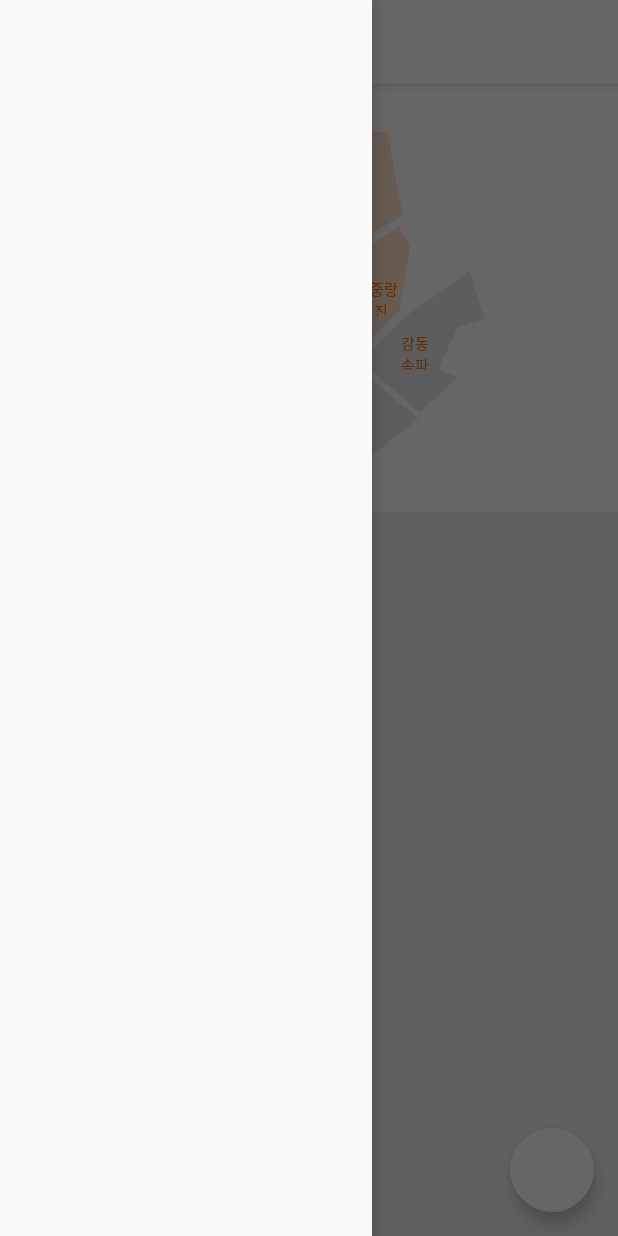
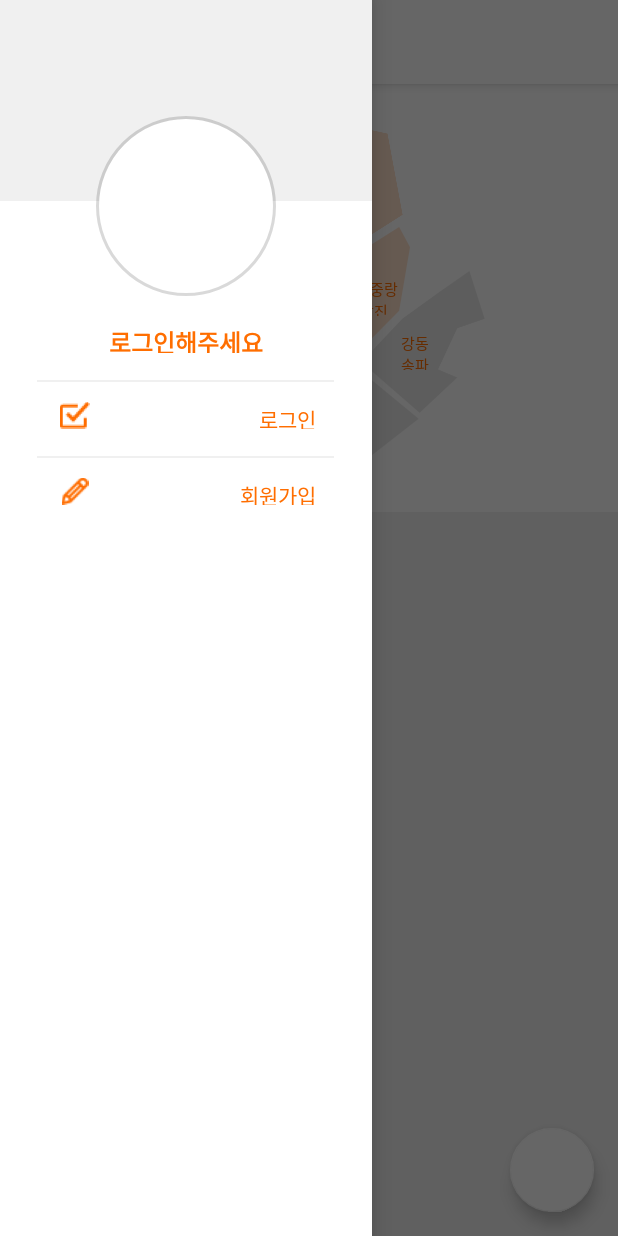
Before and after one commit to sosh9898/EveryFoody, an Android app: the MainActivity screen opened directly, with no data from a screen before it, with the side drawer open, on a phone screen of 412 x 824 dp. Run offline under Robolectric (Android 15) with nearby library versions, the phone set to English and light mode, and no system bars; our stand-ins replace CircleImageView.

Commit message:
modify layout_drawer

```diff
--- a/app/src/main/res/layout/activity_main.xml
+++ b/app/src/main/res/layout/activity_main.xml
@@ -13,14 +13,33 @@
         android:layout_width="match_parent"
         android:layout_height="match_parent" />
 
-    <android.support.design.widget.NavigationView
-        android:id="@+id/nav_view"
+    <FrameLayout xmlns:android="http://schemas.android.com/apk/res/android"
+        xmlns:tools="http://schemas.android.com/tools"
+        android:background="@color/colorPrimary"
+        android:layout_gravity="start"
         android:layout_width="248dp"
-        android:layout_height="match_parent"
-        android:layout_gravity="start"
-        android:fitsSystemWindows="true"
-        app:headerLayout="@layout/nav_header_main">
+        android:layout_height="match_parent">
 
-    </android.support.design.widget.NavigationView>
+        <View
+            android:id="@+id/dimmed_view"
+            android:layout_width="match_parent"
+            android:layout_height="134dp"
+            android:background="@color/colorPrimaryDark" />
+
+        <include
+            android:id="@+id/drawer_default"
+            layout="@layout/layout_drawer_default"
+            android:layout_width="match_parent"
+            android:layout_height="match_parent"
+            android:visibility="visible" />
+
+        <include
+            android:id="@+id/drawer_logged"
+            layout="@layout/layout_drawer_logged_in"
+            android:layout_width="match_parent"
+            android:layout_height="match_parent"
+            android:visibility="gone" />
+
+    </FrameLayout>
 
 </android.support.v4.widget.DrawerLayout>
--- a/app/src/main/res/layout/layout_drawer_default.xml
+++ b/app/src/main/res/layout/layout_drawer_default.xml
@@ -1,29 +1,36 @@
 <?xml version="1.0" encoding="utf-8"?>
-<RelativeLayout
-    xmlns:android="http://schemas.android.com/apk/res/android"
-    xmlns:tools="http://schemas.android.com/tools"
+<RelativeLayout xmlns:android="http://schemas.android.com/apk/res/android"
     android:layout_width="match_parent"
     android:layout_height="match_parent"
     android:orientation="vertical">
 
-
+    <de.hdodenhof.circleimageview.CircleImageView xmlns:app="http://schemas.android.com/apk/res-auto"
+        android:id="@+id/profile_image"
+        android:layout_width="120dp"
+        android:layout_height="120dp"
+        android:layout_centerHorizontal="true"
+        android:layout_marginTop="77dp"
+        android:background="@null"
+        app:civ_border_color="#26000000"
+        app:civ_border_width="2dp"
+        android:src="@color/colorPrimary" />
 
     <RelativeLayout
-        android:layout_marginTop="134dp"
         android:layout_width="match_parent"
         android:layout_height="match_parent"
-        android:layout_below="@+id/dimmed_view">
+        android:layout_below="@+id/dimmed_view"
+        android:layout_marginTop="134dp">
 
         <TextView
             android:id="@+id/plz_login_text"
-            tools:text="로그인해주세요"
             android:layout_width="wrap_content"
             android:layout_height="19dp"
             android:layout_centerHorizontal="true"
             android:layout_marginTop="82dp"
             android:textColor="@color/colorAccent"
             android:textSize="16sp"
-            android:textStyle="bold" />
+            android:textStyle="bold"
+            android:text="로그인해주세요" />
 
         <RelativeLayout
             android:id="@+id/login_container"
@@ -48,14 +55,14 @@
                 android:src="@drawable/login" />
 
             <TextView
-                tools:text="로그인"
                 android:layout_width="wrap_content"
                 android:layout_height="17dp"
                 android:layout_alignParentRight="true"
                 android:layout_below="@id/divider_line1"
                 android:layout_marginRight="37dp"
                 android:layout_marginTop="14dp"
-                android:textColor="@color/colorAccent" />
+                android:textColor="@color/colorAccent"
+                android:text="로그인" />
 
         </RelativeLayout>
 
@@ -82,14 +89,14 @@
                 android:src="@drawable/signup" />
 
             <TextView
-                tools:text="회원가입"
                 android:layout_width="wrap_content"
                 android:layout_height="17dp"
                 android:layout_alignParentRight="true"
                 android:layout_below="@id/divider_line2"
                 android:layout_marginRight="37dp"
                 android:layout_marginTop="14dp"
-                android:textColor="@color/colorAccent" />
+                android:textColor="@color/colorAccent"
+                android:text="회원가입" />
 
         </RelativeLayout>
 
```
Also changed, not shown: app/src/main/res/layout/layout_drawer.xml (deleted, +0 -39 lines), app/src/main/res/layout/layout_drawer_logged_in.xml (+16 -6 lines).
